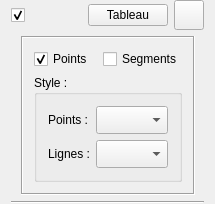
Qt form Widgets/datawidget.ui (AdelKS/ZeGrapher) before a commit.
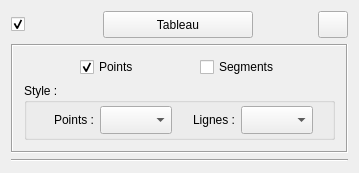
The same form after that commit. Icons and pictures are not drawn.

The edit to the form file:
```diff
--- a/Widgets/datawidget.ui
+++ b/Widgets/datawidget.ui
@@ -6,20 +6,20 @@
    <rect>
     <x>0</x>
     <y>0</y>
-    <width>215</width>
-    <height>204</height>
+    <width>359</width>
+    <height>173</height>
    </rect>
   </property>
+  <property name="sizePolicy">
+   <sizepolicy hsizetype="Preferred" vsizetype="Minimum">
+    <horstretch>0</horstretch>
+    <verstretch>0</verstretch>
+   </sizepolicy>
+  </property>
   <property name="windowTitle">
    <string>Form</string>
   </property>
-  <layout class="QVBoxLayout" name="verticalLayout_3">
-   <property name="topMargin">
-    <number>0</number>
-   </property>
-   <property name="bottomMargin">
-    <number>0</number>
-   </property>
+  <layout class="QVBoxLayout" name="verticalLayout">
    <item>
     <layout class="QHBoxLayout" name="mainLayout">
      <item>
@@ -57,13 +57,51 @@
        </property>
       </widget>
      </item>
+     <item>
+      <spacer name="horizontalSpacer_7">
+       <property name="orientation">
+        <enum>Qt::Horizontal</enum>
+       </property>
+       <property name="sizeHint" stdset="0">
+        <size>
+         <width>40</width>
+         <height>20</height>
+        </size>
+       </property>
+      </spacer>
+     </item>
      <item>
       <widget class="QPushButton" name="showDataWindow">
+       <property name="sizePolicy">
+        <sizepolicy hsizetype="Expanding" vsizetype="Minimum">
+         <horstretch>0</horstretch>
+         <verstretch>0</verstretch>
+        </sizepolicy>
+       </property>
+       <property name="minimumSize">
+        <size>
+         <width>150</width>
+         <height>0</height>
+        </size>
+       </property>
        <property name="text">
         <string>Tableau</string>
        </property>
       </widget>
      </item>
+     <item>
+      <spacer name="horizontalSpacer_8">
+       <property name="orientation">
+        <enum>Qt::Horizontal</enum>
+       </property>
+       <property name="sizeHint" stdset="0">
+        <size>
+         <width>40</width>
+         <height>20</height>
+        </size>
+       </property>
+      </spacer>
+     </item>
      <item>
       <widget class="QPushButton" name="styleButton">
        <property name="maximumSize">
@@ -96,29 +134,13 @@
     </layout>
    </item>
    <item>
-    <widget class="QWidget" name="styleWidget" native="true">
-     <layout class="QHBoxLayout" name="horizontalLayout_3">
-      <property name="spacing">
-       <number>0</number>
-      </property>
-      <property name="margin">
-       <number>0</number>
-      </property>
-      <item>
-       <spacer name="horizontalSpacer_3">
-        <property name="orientation">
-         <enum>Qt::Horizontal</enum>
-        </property>
-        <property name="sizeHint" stdset="0">
-         <size>
-          <width>1</width>
-          <height>20</height>
-         </size>
-        </property>
-       </spacer>
-      </item>
-      <item>
-       <widget class="QFrame" name="widget_2">
+    <widget class="QFrame" name="styleWidget">
+     <property name="sizePolicy">
+      <sizepolicy hsizetype="Preferred" vsizetype="Minimum">
+       <horstretch>0</horstretch>
+       <verstretch>0</verstretch>
+      </sizepolicy>
+     </property>
         <property name="minimumSize">
          <size>
           <width>0</width>
@@ -134,6 +156,19 @@
         <layout class="QVBoxLayout" name="verticalLayout_2">
          <item>
           <layout class="QHBoxLayout" name="horizontalLayout">
+        <item>
+         <spacer name="horizontalSpacer_4">
+          <property name="orientation">
+           <enum>Qt::Horizontal</enum>
+          </property>
+          <property name="sizeHint" stdset="0">
+           <size>
+            <width>40</width>
+            <height>20</height>
+           </size>
+          </property>
+         </spacer>
+        </item>
            <item>
             <widget class="QCheckBox" name="drawPoints">
              <property name="text">
@@ -144,6 +179,19 @@
              </property>
             </widget>
            </item>
+        <item>
+         <spacer name="horizontalSpacer_5">
+          <property name="orientation">
+           <enum>Qt::Horizontal</enum>
+          </property>
+          <property name="sizeHint" stdset="0">
+           <size>
+            <width>40</width>
+            <height>20</height>
+           </size>
+          </property>
+         </spacer>
+        </item>
            <item>
             <widget class="QCheckBox" name="drawSegments">
              <property name="text">
@@ -151,12 +199,29 @@
              </property>
             </widget>
            </item>
-          </layout>
-         </item>
          <item>
-          <layout class="QHBoxLayout" name="horizontalLayout_2">
+         <spacer name="horizontalSpacer_6">
+          <property name="orientation">
+           <enum>Qt::Horizontal</enum>
+          </property>
+          <property name="sizeHint" stdset="0">
+           <size>
+            <width>40</width>
+            <height>20</height>
+           </size>
+          </property>
+         </spacer>
+        </item>
+       </layout>
+      </item>
            <item>
             <widget class="QGroupBox" name="groupBox">
+        <property name="sizePolicy">
+         <sizepolicy hsizetype="Preferred" vsizetype="Minimum">
+          <horstretch>0</horstretch>
+          <verstretch>0</verstretch>
+         </sizepolicy>
+        </property>
              <property name="minimumSize">
               <size>
                <width>0</width>
@@ -172,16 +237,30 @@
              <property name="checkable">
               <bool>false</bool>
              </property>
-             <layout class="QVBoxLayout" name="verticalLayout">
+        <layout class="QHBoxLayout" name="horizontalLayout_2">
+         <property name="topMargin">
+          <number>3</number>
+         </property>
+         <property name="rightMargin">
+          <number>3</number>
+         </property>
+         <property name="bottomMargin">
+          <number>3</number>
+         </property>
               <item>
-               <layout class="QFormLayout" name="formLayout">
-                <property name="sizeConstraint">
-                 <enum>QLayout::SetMinimumSize</enum>
-                </property>
-                <property name="fieldGrowthPolicy">
-                 <enum>QFormLayout::AllNonFixedFieldsGrow</enum>
-                </property>
-                <item row="0" column="0">
+          <spacer name="horizontalSpacer_2">
+           <property name="orientation">
+            <enum>Qt::Horizontal</enum>
+           </property>
+           <property name="sizeHint" stdset="0">
+            <size>
+             <width>40</width>
+             <height>20</height>
+            </size>
+           </property>
+          </spacer>
+         </item>
+         <item>
                  <widget class="QLabel" name="label_2">
                   <property name="minimumSize">
                    <size>
@@ -194,7 +273,7 @@
                   </property>
                  </widget>
                 </item>
-                <item row="0" column="1">
+         <item>
                  <widget class="QComboBox" name="pointStyleCombo">
                   <property name="sizePolicy">
                    <sizepolicy hsizetype="Preferred" vsizetype="Preferred">
@@ -216,7 +295,20 @@
                   </property>
                  </widget>
                 </item>
-                <item row="1" column="0">
+         <item>
+          <spacer name="horizontalSpacer">
+           <property name="orientation">
+            <enum>Qt::Horizontal</enum>
+           </property>
+           <property name="sizeHint" stdset="0">
+            <size>
+             <width>40</width>
+             <height>20</height>
+            </size>
+           </property>
+          </spacer>
+         </item>
+         <item>
                  <widget class="QLabel" name="label_3">
                   <property name="minimumSize">
                    <size>
@@ -229,7 +321,7 @@
                   </property>
                  </widget>
                 </item>
-                <item row="1" column="1">
+         <item>
                  <widget class="QComboBox" name="linesStyleCombo">
                   <property name="sizePolicy">
                    <sizepolicy hsizetype="Preferred" vsizetype="Preferred">
@@ -251,28 +343,21 @@
                   </property>
                  </widget>
                 </item>
-               </layout>
-              </item>
-             </layout>
-            </widget>
-           </item>
-          </layout>
-         </item>
-        </layout>
-       </widget>
-      </item>
       <item>
-       <spacer name="horizontalSpacer_4">
+          <spacer name="horizontalSpacer_3">
         <property name="orientation">
          <enum>Qt::Horizontal</enum>
         </property>
         <property name="sizeHint" stdset="0">
          <size>
-          <width>1</width>
+             <width>40</width>
           <height>20</height>
          </size>
         </property>
        </spacer>
+         </item>
+        </layout>
+       </widget>
       </item>
      </layout>
     </widget>
@@ -285,8 +370,6 @@
     </widget>
    </item>
   </layout>
-  <zorder>line</zorder>
-  <zorder>styleWidget</zorder>
  </widget>
  <layoutdefault spacing="6" margin="11"/>
  <resources>
```
Lines whose indentation alone changed are shown as unchanged.
